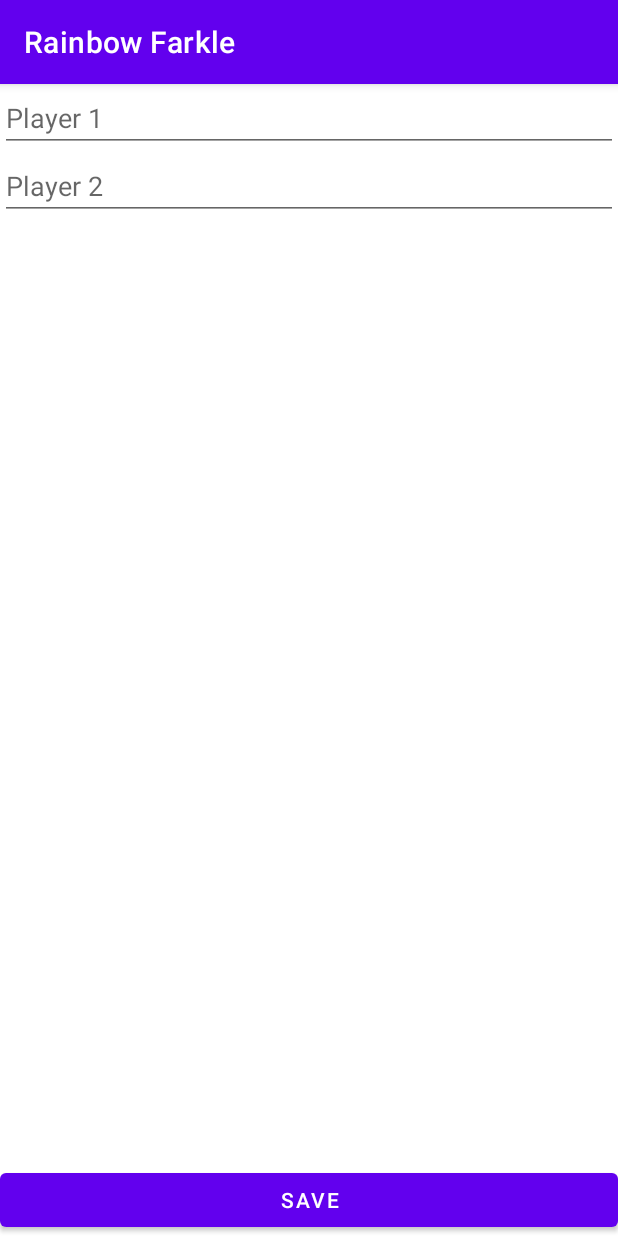
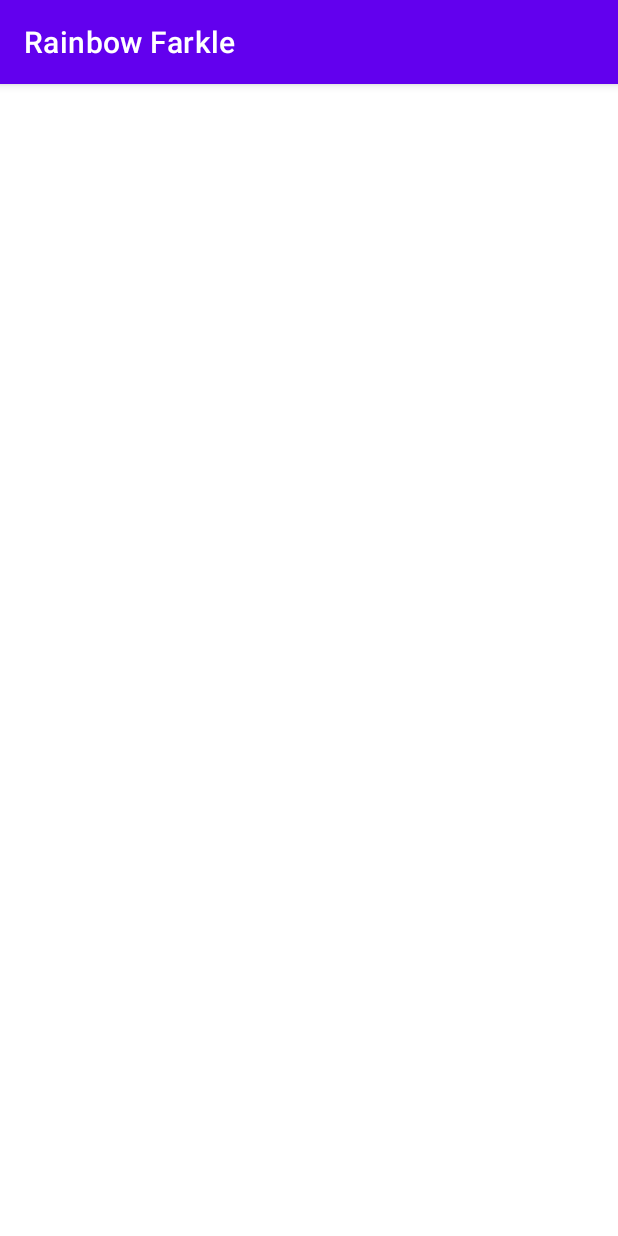
Before and after one commit to JJ1822/rainbow_farkle, an Android app: the NamesFragment screen opened through its navigation route, after a tap on "SAVE", on a phone screen of 412 x 824 dp. Run offline under Robolectric (Android 15) with nearby library versions, the phone set to English and light mode, and no system bars.

```diff
--- /dev/null
+++ b/app/src/main/java/com/rainbowfarkle/ui/GameBoardFragment.kt
@@ -0,0 +1,6 @@
+package com.rainbowfarkle.ui
+
+import androidx.fragment.app.Fragment
+
+class GameBoardFragment : Fragment() {
+}
--- a/app/src/main/java/com/rainbowfarkle/ui/NamesFragment.kt
+++ b/app/src/main/java/com/rainbowfarkle/ui/NamesFragment.kt
@@ -6,14 +6,14 @@ import android.view.View
 import android.view.ViewGroup
 import androidx.fragment.app.Fragment
 import androidx.fragment.app.activityViewModels
+import androidx.navigation.fragment.findNavController
 import androidx.recyclerview.widget.LinearLayoutManager
-import androidx.recyclerview.widget.RecyclerView
-import com.rainbowfarkle.GameSetupEnum
 import com.rainbowfarkle.R
 import com.rainbowfarkle.adapters.NamesAdapter
 import com.rainbowfarkle.datamodels.NameDataModel
 import com.rainbowfarkle.viewmodels.GameBoardViewModel
-import kotlinx.android.synthetic.main.names_fragment.*
+import kotlinx.android.synthetic.main.names_fragment.save_button
+import kotlinx.android.synthetic.main.names_fragment.names_recycler_view
 
 class NamesFragment : Fragment() {
 
@@ -47,5 +47,6 @@ class NamesFragment : Fragment() {
 
     private fun navigate() {
         gameBoardViewModel.namesList
+        findNavController().navigate(NamesFragmentDirections.namesFragmentToGameBoard())
     }
 }
--- a/app/src/main/res/navigation/nav_graph.xml
+++ b/app/src/main/res/navigation/nav_graph.xml
@@ -21,13 +21,21 @@
         <argument
             android:name="gameSetupEnum"
             app:argType="com.rainbowfarkle.GameSetupEnum" />
-                <action
+        <action
             android:id="@+id/game_setup_fragment_to_names_fragment"
             app:destination="@id/names_fragment"/>
     </fragment>
 
     <fragment
         android:name="com.rainbowfarkle.ui.NamesFragment"
-        android:id="@+id/names_fragment"/>
+        android:id="@+id/names_fragment" >
+        <action
+            android:id="@+id/names_fragment_to_game_board"
+            app:destination="@id/game_board_fragment"/>
+    </fragment>
+
+    <fragment
+        android:name="com.rainbowfarkle.ui.GameBoardFragment"
+        android:id="@+id/game_board_fragment" />
 
 </navigation>
```
